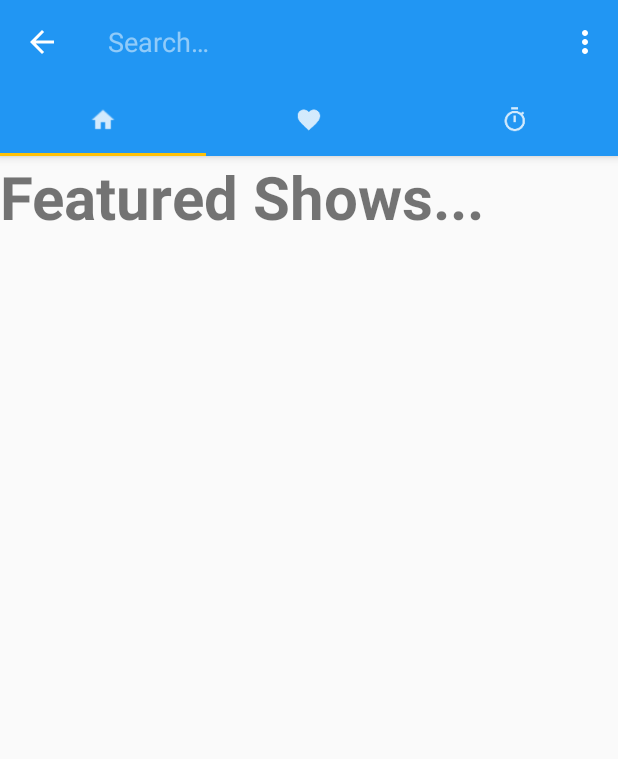
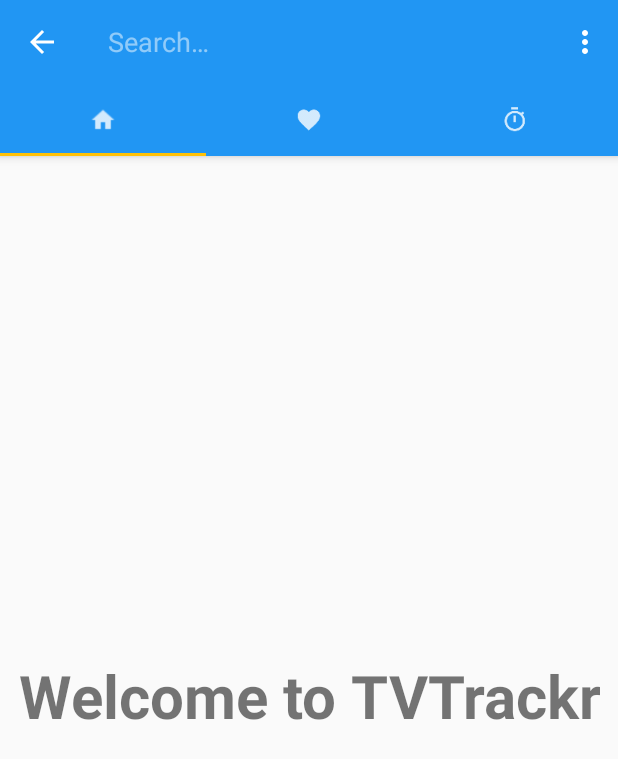
Before and after one commit to MSDOStoevsky/TVTrackr, an Android app: the MainActivity screen opened directly, with no data from a screen before it, after a tap on "Search", on a phone screen of 412 x 824 dp. Shown: the top 759 px of the screen. Run offline under Robolectric (Android 15) with nearby library versions, the phone set to English and light mode, and no system bars.

Commit message:
Renamed "DataAdapter" + added Settings

```diff
--- a/TVTrackr/app/build.gradle
+++ b/TVTrackr/app/build.gradle
@@ -31,4 +31,5 @@ dependencies {
     compile 'com.android.support:design:23.+'
     compile 'com.android.support:cardview-v7:23.+'
     compile 'com.android.support:recyclerview-v7:23+'
+    compile 'com.android.support:preference-v7:23+'
 }
--- a/TVTrackr/app/src/main/AndroidManifest.xml
+++ b/TVTrackr/app/src/main/AndroidManifest.xml
@@ -51,6 +51,7 @@
                 android:name="android.app.searchable"
                 android:resource="@xml/searchable" />
         </activity>
+        <activity android:name=".SettingsActivity"></activity>
         <activity android:name=".ShowDetailsActivity"></activity>
     </application>
 
--- a/TVTrackr/app/src/main/java/com/emptystudio/tvtrackr/DataAdapter.java
+++ b/TVTrackr/app/src/main/java/com/emptystudio/tvtrackr/FavoritesDataAdapter.java
@@ -19,23 +19,23 @@ import java.util.concurrent.ExecutionException;
 /**
  * Created by Dylan on 10/14/2016.
  */
-public class DataAdapter extends RecyclerView.Adapter<DataAdapter.ViewHolder> {
+public class FavoritesDataAdapter extends RecyclerView.Adapter<FavoritesDataAdapter.ViewHolder> {
     private Context context;
     private List<Show> shows = new ArrayList<>();
 
-    public DataAdapter(List<Show> shows, Context context) {
+    public FavoritesDataAdapter(List<Show> shows, Context context) {
         this.shows = shows;
         this.context = context;
     }
 
     @Override
-    public DataAdapter.ViewHolder onCreateViewHolder(ViewGroup viewGroup, int i) {
+    public FavoritesDataAdapter.ViewHolder onCreateViewHolder(ViewGroup viewGroup, int i) {
         View view = LayoutInflater.from(viewGroup.getContext()).inflate(R.layout.favorite_card, viewGroup, false);
         return new ViewHolder(view);
     }
 
     @Override
-    public void onBindViewHolder(DataAdapter.ViewHolder viewHolder, int i) {
+    public void onBindViewHolder(FavoritesDataAdapter.ViewHolder viewHolder, int i) {
         Bitmap bmp = null;
 
         try {
--- a/TVTrackr/app/src/main/java/com/emptystudio/tvtrackr/MainActivity.java
+++ b/TVTrackr/app/src/main/java/com/emptystudio/tvtrackr/MainActivity.java
@@ -95,7 +95,7 @@ public class MainActivity extends AppCompatActivity {
 
         //noinspection SimplifiableIfStatement
         if (id == R.id.action_settings) {
-            return true;
+            this.startActivity(new Intent(this, SettingsActivity.class));
         }
 
         return super.onOptionsItemSelected(item);
--- a/TVTrackr/app/src/main/java/com/emptystudio/tvtrackr/SecondTab.java
+++ b/TVTrackr/app/src/main/java/com/emptystudio/tvtrackr/SecondTab.java
@@ -54,7 +54,7 @@ public class SecondTab extends Fragment {
         layoutManager = new LinearLayoutManager(getActivity());
         recyclerView.setLayoutManager(layoutManager);
 
-        adapter = new DataAdapter(data_set, context);
+        adapter = new FavoritesDataAdapter(data_set, context);
         recyclerView.setAdapter(adapter);
 
         noResults = (TextView) view.findViewById(R.id.fav_empty);
@@ -77,7 +77,7 @@ public class SecondTab extends Fragment {
 
     public void updateFavorites() {
         setDataList(db.getAllFavorites());
-        ((DataAdapter) adapter).updateData(data_set);
+        ((FavoritesDataAdapter) adapter).updateData(data_set);
     }
 
     /****/
--- a/TVTrackr/app/src/main/res/layout/home_tab.xml
+++ b/TVTrackr/app/src/main/res/layout/home_tab.xml
@@ -6,10 +6,15 @@
     tools:context=".FirstTab">
 
     <TextView
+        android:id="@+id/empty_home"
         android:layout_width="wrap_content"
         android:layout_height="wrap_content"
-        android:text="Featured Shows..."
+        android:text="Welcome to TVTrackr"
         android:textSize="40dp"
-        android:textStyle="bold"/>
+        android:textStyle="bold"
+        android:gravity="center"
+        android:layout_centerInParent="true"/>
 
+    <!--
+        android:visibility="gone"-->
 </RelativeLayout>
--- a/TVTrackr/app/src/main/res/values/strings.xml
+++ b/TVTrackr/app/src/main/res/values/strings.xml
@@ -1,7 +1,6 @@
 <resources>
 
     <string name="app_name">TVTrackr</string>
-    <string name="placeholder">e.g. The Wiggles</string>
     <string name="search_hint">Search TV shows</string>
 
     <string name="action_search">Search</string>
@@ -20,12 +19,17 @@
         <item>@string/nav_item_favorites</item>
     </string-array>
 
+    <string name="cat_head_1">VISUAL SETTINGS</string>
+    <string name="pref_dark_summary">Changes color scheme to a black and grey pallete</string>
+    <string name="pref_dark_title">Enable Dark Theme</string>
+
     <string name="title_favorites">Favorites</string>
     <string name="title_schedule">Schedule</string>
     <string name="title_home">Home</string>
 
     <string name="search_results">SearchResultsActivity</string>
     <string name="no_results">Sorry, your search didn\'t return any results.</string>
+    <string name="credit">Search results brought to you by TVmaze</string>
 
     <string name="image_description">Show image thumbnail</string>
 
```
Also changed, not shown: TVTrackr/app/src/main/java/com/emptystudio/tvtrackr/ScheduleDataAdapter.java (+4 -10 lines), TVTrackr/app/src/main/java/com/emptystudio/tvtrackr/SettingsActivity.java (added, +19 -0 lines), TVTrackr/app/src/main/java/com/emptystudio/tvtrackr/SettingsTab.java (added, +18 -0 lines), TVTrackr/app/src/main/res/layout/dow_heading.xml (added, +8 -0 lines), TVTrackr/app/src/main/res/layout/search_results.xml (+9 -0 lines), TVTrackr/app/src/main/res/xml/preferences.xml (added, +13 -0 lines).
